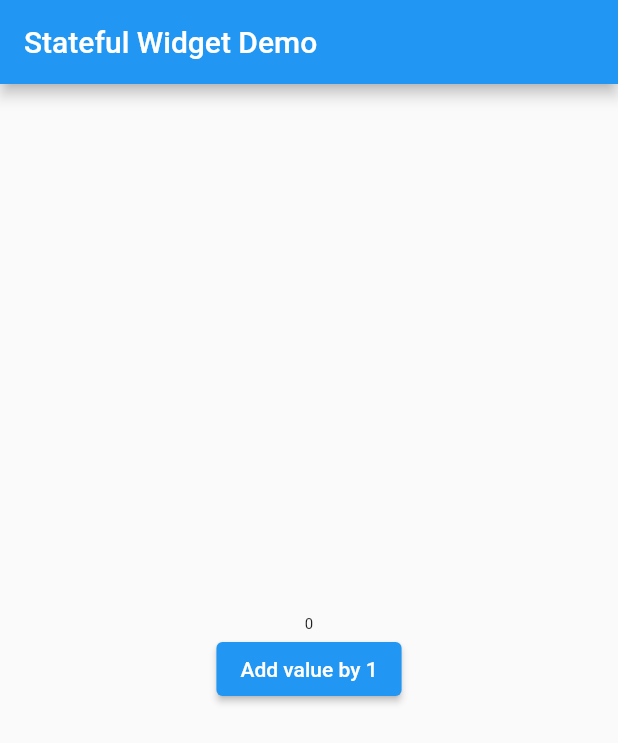
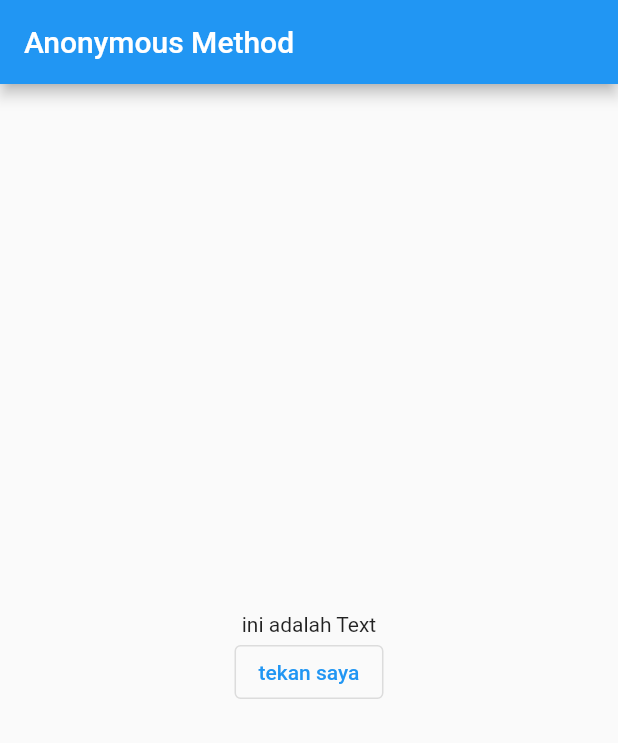
Before and after one commit to nibw/flutter_helloworld, a Flutter app: the screen it shows after launch, on a phone screen of 412 x 824 dp. Shown: the top 743 px of the screen. Run offline on Flutter 3.47's test engine with Material 2 defaults, Android fonts, the light colour scheme and no system bars.

Commit message:
Anonymous Method

```diff
--- a/lib/main.dart
+++ b/lib/main.dart
@@ -106,6 +106,53 @@ void main() {
 // ====================CHAPTER 6====================
 // ====================Stateless & Stateful Widget====================
 
+// class MyApp extends StatefulWidget {
+//   const MyApp({Key? key}) : super(key: key);
+
+//   @override
+//   _MyAppState createState() => _MyAppState();
+// }
+
+// class _MyAppState extends State<MyApp> {
+//   int number = 0;
+//   void tekanTombol() {
+//     setState(() {
+//       number = number + 1;
+//     });
+//   }
+
+//   @override
+//   Widget build(BuildContext context) {
+//     return MaterialApp(
+//       home: Scaffold(
+//         appBar: AppBar(
+//           title: Text("Stateful Widget Demo"),
+//         ),
+//         body: Center(
+//           child: Column(
+//             mainAxisAlignment: MainAxisAlignment.center,
+//             children: <Widget>[
+//               Text(
+//                 number.toString(),
+//                 style: TextStyle(
+//                     fontSize:
+//                         10 + number.toDouble()), // tambah ukuran font by 1
+//               ),
+//               ElevatedButton(
+//                 onPressed: tekanTombol,
+//                 child: Text("Add value by 1"),
+//               )
+//             ],
+//           ),
+//         ),
+//       ),
+//     );
+//   }
+// }
+
+// ====================CHAPTER 7====================
+// ====================Anonymous Method====================
+
 class MyApp extends StatefulWidget {
   const MyApp({Key? key}) : super(key: key);
 
@@ -114,38 +161,32 @@ class MyApp extends StatefulWidget {
 }
 
 class _MyAppState extends State<MyApp> {
-  int number = 0;
-  void tekanTombol() {
-    setState(() {
-      number = number + 1;
-    });
-  }
+  String pesan = "ini adalah Text";
 
   @override
   Widget build(BuildContext context) {
     return MaterialApp(
         home: Scaffold(
       appBar: AppBar(
-          title: Text("Stateful Widget Demo"),
+        title: Text("Anonymous Method"),
       ),
       body: Center(
         child: Column(
           mainAxisAlignment: MainAxisAlignment.center,
           children: <Widget>[
-              Text(
-                number.toString(),
-                style: TextStyle(
-                    fontSize:
-                        10 + number.toDouble()), // tambah ukuran font by 1
-              ),
-              ElevatedButton(
-                onPressed: tekanTombol,
-                child: Text("Add value by 1"),
+            Text(pesan),
+            OutlinedButton(
+              // disini anonymous method berjalan
+              onPressed: () {
+                setState(() {
+                  pesan = "tombol telah di klik";
+                });
+              },
+              child: Text("tekan saya"),
             )
           ],
         ),
       ),
-      ),
-    );
+    ));
   }
 }
```
Lines whose indentation alone changed are shown as unchanged.
